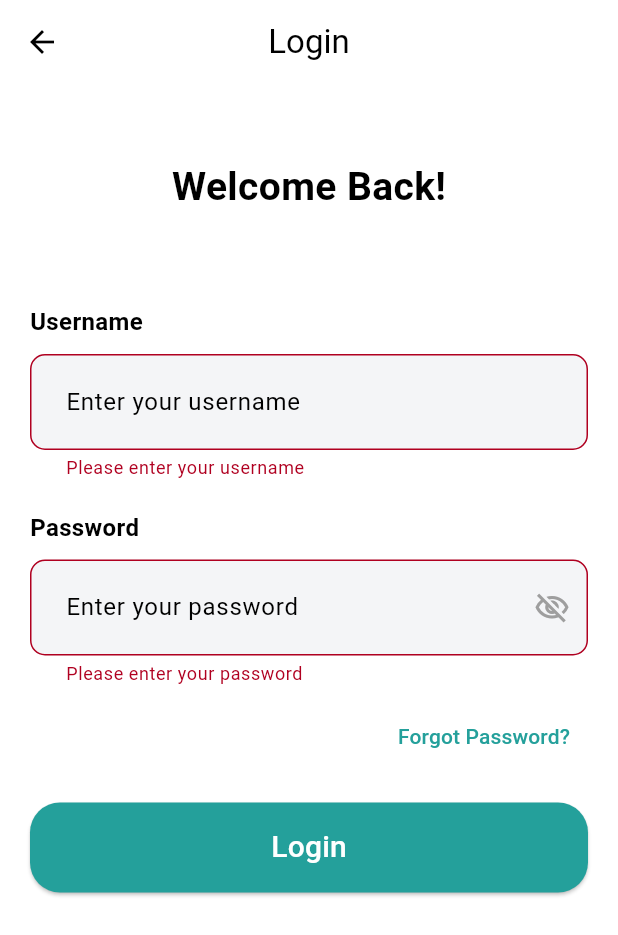
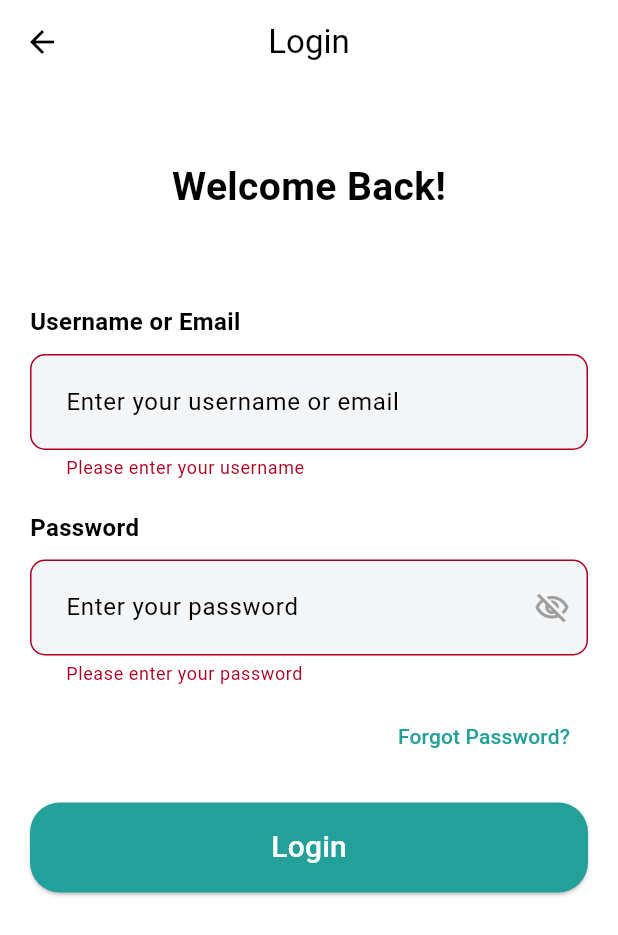
Before and after one commit to ZouheirN/Flutter_To-Do_App, a Flutter app: the LoginScreen screen opened directly, after a tap on "Login", on a phone screen of 412 x 824 dp. Shown: the top 935 px of the screen. Run offline on Flutter 3.47's test engine with Material 2 defaults, Android fonts, the phone set to English and light mode, and no system bars; our stand-ins replace google_nav_bar, hive, hive_flutter, otp_text_field; missing offline and left inert: count_down_time; accounts and stored records are empty.

Commit message:
huge changes

```diff
--- a/lib/main.dart
+++ b/lib/main.dart
@@ -11,7 +11,7 @@ Future<void> main() async {
   SystemChrome.setSystemUIOverlayStyle(const SystemUiOverlayStyle(
     systemNavigationBarColor: Colors.white,
     systemNavigationBarDividerColor: Colors.white,
-    systemNavigationBarContrastEnforced: false,
+    // systemNavigationBarContrastEnforced: false,
   ));
 
   var userInfoBox = await Hive.openBox('userInfo');
--- a/lib/screens/home_screen.dart
+++ b/lib/screens/home_screen.dart
@@ -64,6 +64,9 @@ class _HomeScreenState extends State<HomeScreen> {
       floatingActionButton: (_selectedIndex == 0 || _selectedIndex == 1) ? FloatingActionButton(
         onPressed: () {},
         tooltip: 'Add Todo',
+        hoverColor: const Color(0xFF096B67),
+        focusColor: const Color(0xFF24A09B),
+        splashColor: const Color(0xFF064E4B),
         child: const Icon(Icons.add),
       ) : null,
     );
--- a/lib/screens/login_screen.dart
+++ b/lib/screens/login_screen.dart
@@ -13,30 +13,48 @@ class LoginScreen extends StatefulWidget {
 
 class _LoginScreenState extends State<LoginScreen> {
   bool _obscureText = true;
+  bool _isLoading = false;
   final _formKey = GlobalKey<FormState>();
-  final _usernameController = TextEditingController();
+  final _usernameOrEmailController = TextEditingController();
   final _passwordController = TextEditingController();
 
-  void _login() {
+  Future<void> _login() async {
     if (_formKey.currentState!.validate()) {
-      final username = _usernameController.text.trim();
-      final password = _passwordController.text;
+      if (_isLoading) return;
+
+      setState(() {
+        _isLoading = true;
+      });
+
+      final usernameOrEmail = _usernameOrEmailController.text.trim();
+      // final password = _passwordController.text;
 
       //TODO check if credentials are correct
 
+      final bool isEmail = RegExp(
+              r"^[a-zA-Z0-9.a-zA-Z0-9!#$%&'*+-/=?^_`{|}~]+@[a-zA-Z0-9]+\.[a-zA-Z]+")
+          .hasMatch(usernameOrEmail);
+
+      if (isEmail) {
+        //TODO get username from DB
+        userInfoCRUD().writeUserInfo('', usernameOrEmail);
+      } else {
+        //TODO get email from DB
+        userInfoCRUD().writeUserInfo(usernameOrEmail, '');
+      }
+
       //TODO Check if user enabled 2FA
 
-      //Save user info to box
-      // TODO save email too (get from DB)
+      setState(() {
+        _isLoading = false;
+      });
 
-      final email = 'name@example.com';
-
-      userInfoCRUD().writeUserInfo(username, email);
-
-      Navigator.popUntil(context, (route) => route.isFirst);
-      Navigator.of(context).pushReplacement(
-        MaterialPageRoute(builder: (context) => const HomeScreen()),
-      );
+      if (context.mounted) {
+        Navigator.popUntil(context, (route) => route.isFirst);
+        Navigator.of(context).pushReplacement(
+          MaterialPageRoute(builder: (context) => const HomeScreen()),
+        );
+      }
     }
   }
 
@@ -79,19 +97,19 @@ class _LoginScreenState extends State<LoginScreen> {
                           crossAxisAlignment: CrossAxisAlignment.start,
                           children: [
                             const Text(
-                              'Username',
+                              'Username or Email',
                               style: TextStyle(
                                   fontSize: 16, fontWeight: FontWeight.bold),
                             ),
                             const SizedBox(height: 10),
                             TextFormField(
-                              controller: _usernameController,
+                              controller: _usernameOrEmailController,
                               decoration: const InputDecoration(
                                 contentPadding: EdgeInsets.symmetric(
                                     vertical: 20, horizontal: 20),
                                 filled: true,
                                 fillColor: Color(0xFFF4F5F7),
-                                hintText: 'Enter your username',
+                                hintText: 'Enter your username or email',
                                 border: OutlineInputBorder(
                                   borderRadius:
                                       BorderRadius.all(Radius.circular(10)),
@@ -184,6 +202,7 @@ class _LoginScreenState extends State<LoginScreen> {
                             PrimaryButton(
                               text: 'Login',
                               onPressed: _login,
+                              isLoading: _isLoading,
                             ),
                           ],
                         ),
--- a/lib/screens/otp_screen.dart
+++ b/lib/screens/otp_screen.dart
@@ -23,8 +23,6 @@ class _OTPScreenState extends State<OTPScreen> {
 
   void _requestOTP() {
     // TODO logic for requesting OTP
-
-    print('OTP Sent for ${widget.email}');
 
     setState(() {
       _isCountDownFinished = false;
--- a/lib/services/user_info_crud.dart
+++ b/lib/services/user_info_crud.dart
@@ -17,7 +17,6 @@ class userInfoCRUD {
   }
 
   void deleteuserInfo() {
-    _userInfoBox.deleteAll(['username']);
-    _userInfoBox.deleteAll(['email']);
+    _userInfoBox.deleteAll(['username','email']);
   }
 }
--- a/lib/widgets/buttons.dart
+++ b/lib/widgets/buttons.dart
@@ -3,8 +3,13 @@ import 'package:flutter/material.dart';
 class PrimaryButton extends StatelessWidget {
   final String text;
   final Function onPressed;
+  final bool isLoading;
 
-  const PrimaryButton({super.key, required this.text, required this.onPressed});
+  const PrimaryButton(
+      {super.key,
+      required this.text,
+      required this.onPressed,
+      this.isLoading = false});
 
   @override
   Widget build(BuildContext context) {
@@ -17,8 +22,12 @@ class PrimaryButton extends StatelessWidget {
           borderRadius: BorderRadius.circular(20),
         ),
       ),
-      child: Text(text,
-          style: const TextStyle(fontSize: 20, color: Colors.white)),
+      child: isLoading
+          ? const CircularProgressIndicator(
+              color: Colors.white,
+            )
+          : Text(text,
+              style: const TextStyle(fontSize: 20, color: Colors.white)),
     );
   }
 }
```
Also changed, not shown: lib/screens/account_settings_screen.dart (added, +61 -0 lines), lib/screens/register_screen.dart (+17 -4 lines), lib/screens/settings_screen.dart (+18 -0 lines), lib/widgets/card.dart (+11 -2 lines).
